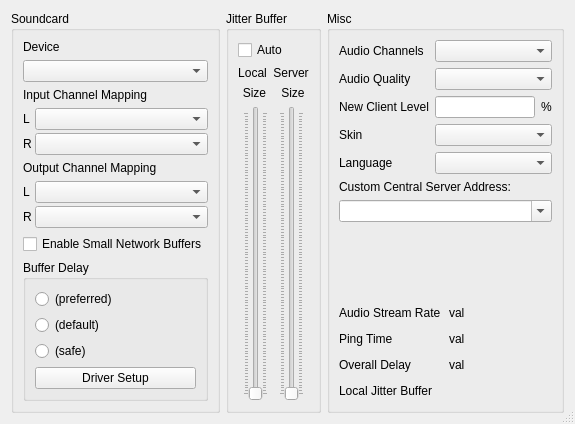
This is src/clientsettingsdlgbase.ui in jamulussoftware/jamulus as Qt 5 draws it before an edit. The edited form follows.
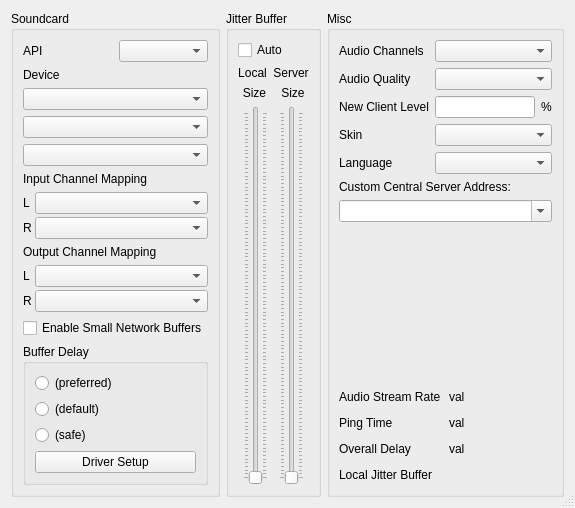
This is the edited form. Icons and pictures are not drawn. Custom widgets are drawn as their Qt base class.

Patch:
```diff
--- a/src/clientsettingsdlgbase.ui
+++ b/src/clientsettingsdlgbase.ui
@@ -27,6 +27,21 @@
       <string>Soundcard</string>
      </property>
      <layout class="QVBoxLayout">
+       <item>
+         <layout class="QHBoxLayout">
+           <item>
+             <widget class="QLabel" name="lblApi">
+               <property name="text">
+                 <string>API</string>
+               </property>
+             </widget>
+           </item>
+           <item>
+             <widget class="QComboBox" name="cbxSoundApi">
+             </widget>
+           </item>
+         </layout>
+       </item>
       <item>
        <widget class="QLabel" name="lblSoundcardDevice">
         <property name="text">
@@ -50,6 +65,14 @@
         </property>
        </widget>
       </item>
+      <item>
+        <widget class="QComboBox" name="cbxSoundcardIn">
+        </widget>
+      </item>
+      <item>
+        <widget class="QComboBox" name="cbxSoundcardOut">
+        </widget>
+      </item>
       <item>
        <widget class="QFrame" name="FrameSoundcardChannelSelection">
         <property name="sizePolicy">
```
